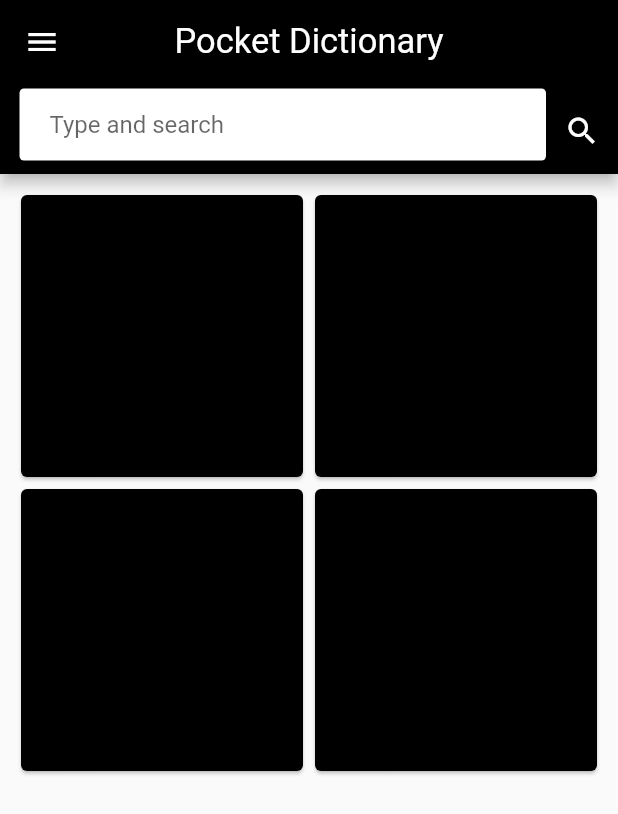
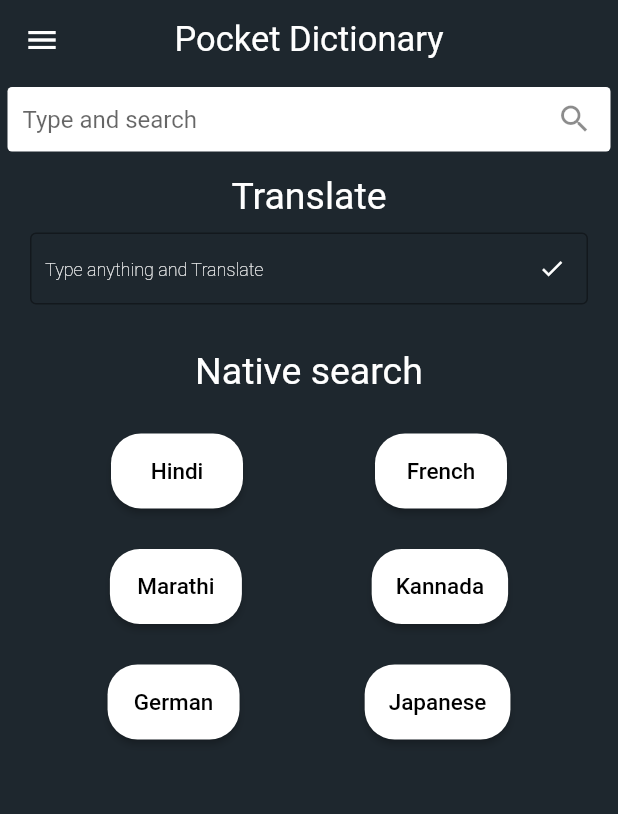
Before and after one commit to JohnnyXN03/pocket-dictionary, a Flutter app: the screen it shows after launch, on a phone screen of 412 x 824 dp. Shown: the top 814 px of the screen. Run offline on Flutter 3.47's test engine with Material 2 defaults, Android fonts, the phone set to English and light mode, and no system bars.

Commit message:
front ui

```diff
--- a/lib/home.dart
+++ b/lib/home.dart
@@ -1,6 +1,7 @@
 import 'dart:async';
 import 'dart:convert';
 
+import 'package:dictionary/screens/dashboard.dart';
 import 'package:flutter/material.dart';
 import 'package:http/http.dart';
 
@@ -41,6 +42,7 @@ class _HomePageState extends State<HomePage> {
   Widget build(BuildContext context) {
     return SafeArea(
         child: Scaffold(
+      backgroundColor: Color(0xff1E272E),
       drawer: Drawer(
         child: ListView(
           children: <Widget>[
@@ -62,17 +64,15 @@ class _HomePageState extends State<HomePage> {
               fontSize: 23, color: Colors.white, fontWeight: FontWeight.normal),
         ),
         centerTitle: true,
-        backgroundColor: Colors.black,
+        elevation: 0,
+        backgroundColor: Color(0xff1E272E),
         bottom: PreferredSize(
-          preferredSize: Size.fromHeight(60),
-          child: Row(
-            children: <Widget>[
-              Expanded(
+            child: Expanded(
               child: Container(
                 decoration: BoxDecoration(
                     borderRadius: BorderRadius.circular(3),
                     color: Colors.white),
-                  margin: EdgeInsets.only(left: 13, bottom: 9),
+                margin: EdgeInsets.all(5),
                 child: TextFormField(
                   onChanged: (String text) {
                     if (_timer?.isActive ?? false) _timer.cancel();
@@ -82,52 +82,31 @@ class _HomePageState extends State<HomePage> {
                   },
                   controller: _input,
                   decoration: InputDecoration(
+                      suffixIcon: IconButton(
+                          icon: Icon(Icons.search),
+                          onPressed: () {
+                            _searchword();
+                          }),
                       hintText: 'Type and search',
                       border: InputBorder.none,
-                        contentPadding: EdgeInsets.only(left: 20),
+                      contentPadding: EdgeInsets.all(10),
                       isDense: false),
                 ),
               ),
             ),
-              IconButton(
-                  icon: Icon(
-                    Icons.search,
-                    color: Colors.white,
+            preferredSize: Size.fromHeight(50)),
       ),
-                  onPressed: () {
-                    _searchword();
-                  })
-            ],
-          ),
-        ),
-      ),
-      body: Container(
+      body: SingleChildScrollView(
+        //...................................................remove this scroll view
+        child: Container(
+          height: MediaQuery.of(context).size.height,
+          width: MediaQuery.of(context).size.width,
           margin: EdgeInsets.all(10),
           child: StreamBuilder(
             stream: _stream,
             builder: (BuildContext ctx, AsyncSnapshot snapshot) {
               if (snapshot.data == null) {
-              return Center(
-                // yet to develop front ui
-                child: GridView(
-                  gridDelegate: SliverGridDelegateWithFixedCrossAxisCount(
-                    crossAxisCount: 2,
-                  ),
-                  children: <Widget>[
-                    Card(
-                      color: Colors.black,
-                    ),
-                    Card(
-                      color: Colors.black,
-                    ),
-                    Card(
-                      color: Colors.black,
-                    ),
-                    Card(
-                      color: Colors.black,
-                    ),
-                  ],
-                ),
+                return Center(child: Dash() // dash board here
                     );
               }
 
@@ -140,7 +119,8 @@ class _HomePageState extends State<HomePage> {
               }
 
               return ListView.builder(
-              itemCount: snapshot.data["definitions"].length,
+                itemCount: snapshot.data["definitions"]
+                    .length, // ..................................... action dialoge box here..... generic dialouge box
                 itemBuilder: (BuildContext context, int index) {
                   return ListBody(
                     children: <Widget>[
@@ -161,7 +141,8 @@ class _HomePageState extends State<HomePage> {
                                 snapshot.data["definitions"][index]["type"] +
                                 ")",
                             style: TextStyle(
-                              color: Colors.white, fontWeight: FontWeight.bold),
+                                color: Colors.white,
+                                fontWeight: FontWeight.bold),
                           ),
                         ),
                       ),
@@ -180,6 +161,7 @@ class _HomePageState extends State<HomePage> {
             },
           ),
         ),
+      ),
     ));
   }
 }
--- a/lib/main.dart
+++ b/lib/main.dart
@@ -1,4 +1,6 @@
 import 'package:flutter/material.dart';
+import 'package:flutter/services.dart';
+
 import './home.dart';
 
 void main() => runApp(MyApp());
@@ -6,6 +8,9 @@ void main() => runApp(MyApp());
 class MyApp extends StatelessWidget {
   @override
   Widget build(BuildContext context) {
+    SystemChrome.setPreferredOrientations([
+      DeviceOrientation.portraitUp,
+    ]);
     return MaterialApp(
       debugShowCheckedModeBanner: false,
       home: HomePage(),
--- /dev/null
+++ b/lib/screens/dashboard.dart
@@ -0,0 +1,128 @@
+import 'package:flutter/material.dart';
+
+class Dash extends StatefulWidget {
+  @override
+  _DashState createState() => _DashState();
+}
+
+class _DashState extends State<Dash> {
+  TextEditingController _textEditingController = TextEditingController();
+  @override
+  Widget build(BuildContext context) {
+    return Column(
+      crossAxisAlignment: CrossAxisAlignment.stretch,
+      mainAxisAlignment: MainAxisAlignment.start,
+      children: <Widget>[
+        Container(
+          width: MediaQuery.of(context).size.width,
+          alignment: Alignment.center,
+          color: Color(0xff1E272E),
+          child: Text('Translate',
+              style: TextStyle(
+                color: Colors.white,
+                fontSize: 25,
+              )),
+        ),
+        Container(
+          padding: EdgeInsets.all(10),
+          width: MediaQuery.of(context).size.width,
+          child: TextFormField(
+            controller: _textEditingController,
+            decoration: InputDecoration(
+                suffixIcon: IconButton(
+                    icon: Icon(
+                      Icons.done,
+                      color: Colors.white,
+                    ),
+                    onPressed:
+                        () {}), //.................................................. translator function
+                hintText: 'Type anything and Translate',
+                border: OutlineInputBorder(
+                  borderSide: BorderSide(color: Colors.white),
+                ),
+                contentPadding: EdgeInsets.all(10),
+                hintStyle: TextStyle(
+                    color: Colors.white,
+                    fontSize: 12,
+                    fontWeight: FontWeight.w200),
+                isDense: true),
+          ),
+        ),
+        Container(
+            color: Color(0xff1E272E),
+            padding: EdgeInsets.all(20),
+            width: MediaQuery.of(context).size.width,
+            height:
+                300, //........................................................ change here to grid view or action chips
+            child: Column(
+              crossAxisAlignment: CrossAxisAlignment.center,
+              mainAxisAlignment: MainAxisAlignment.spaceBetween,
+              children: <Widget>[
+                Text('Native search',
+                    style: TextStyle(
+                      color: Colors.white,
+                      fontSize: 25,
+                    )),
+                Row(
+                  mainAxisAlignment: MainAxisAlignment.spaceAround,
+                  children: <Widget>[
+                    Model(
+                      lang: 'Hindi',
+                    ),
+                    Model(
+                      lang: 'French',
+                    ),
+                  ],
+                ),
+                Row(
+                  mainAxisAlignment: MainAxisAlignment.spaceAround,
+                  children: <Widget>[
+                    Model(
+                      lang: 'Marathi',
+                    ),
+                    Model(
+                      lang: 'Kannada',
+                    ),
+                  ],
+                ),
+                Row(
+                  mainAxisAlignment: MainAxisAlignment.spaceAround,
+                  children: <Widget>[
+                    Model(
+                      lang: 'German',
+                    ),
+                    Model(
+                      lang: 'Japanese',
+                    ),
+                  ],
+                )
+              ],
+            )),
+      ],
+    );
+  }
+}
+
+class Model extends StatelessWidget {
+  final String lang;
+  Model({this.lang});
+  @override
+  Widget build(BuildContext context) {
+    return Container(
+        alignment: Alignment.center,
+        child: Container(
+          height: 50,
+          child: RaisedButton(
+            onPressed:
+                () {}, //.................................................. card tap here
+            shape:
+                RoundedRectangleBorder(borderRadius: BorderRadius.circular(20)),
+            color: Colors.white,
+            child: Text(
+              lang,
+              style: TextStyle(color: Colors.black, fontSize: 15),
+            ),
+          ),
+        ));
+  }
+}
```
Lines whose indentation alone changed are shown as unchanged.
